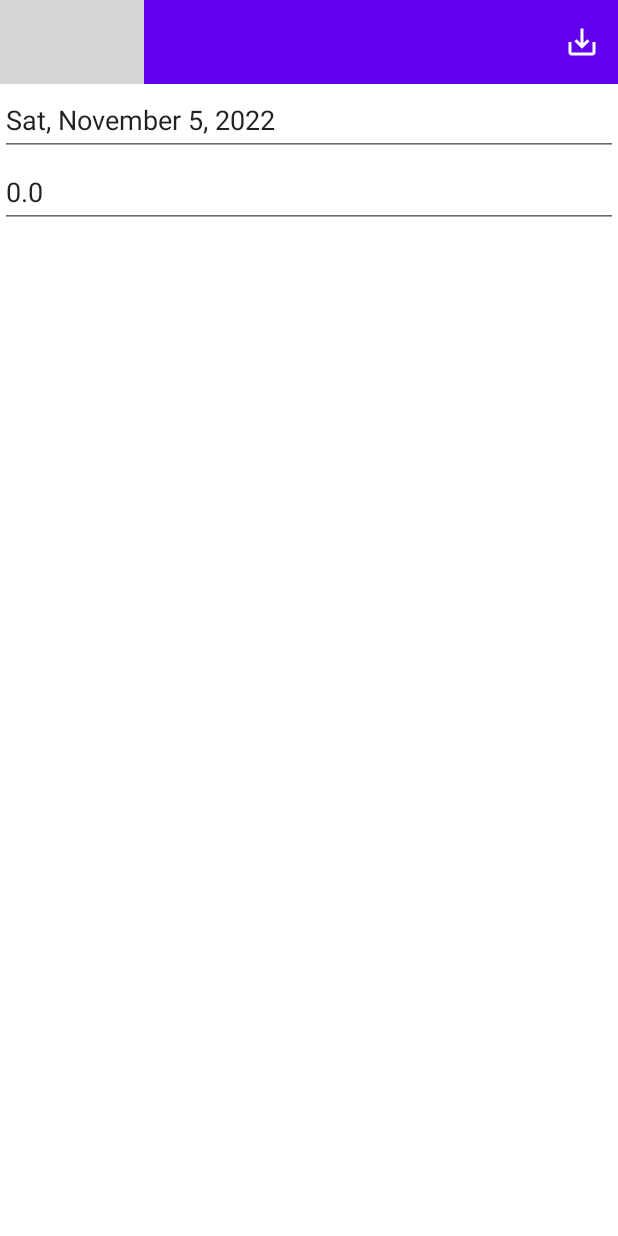
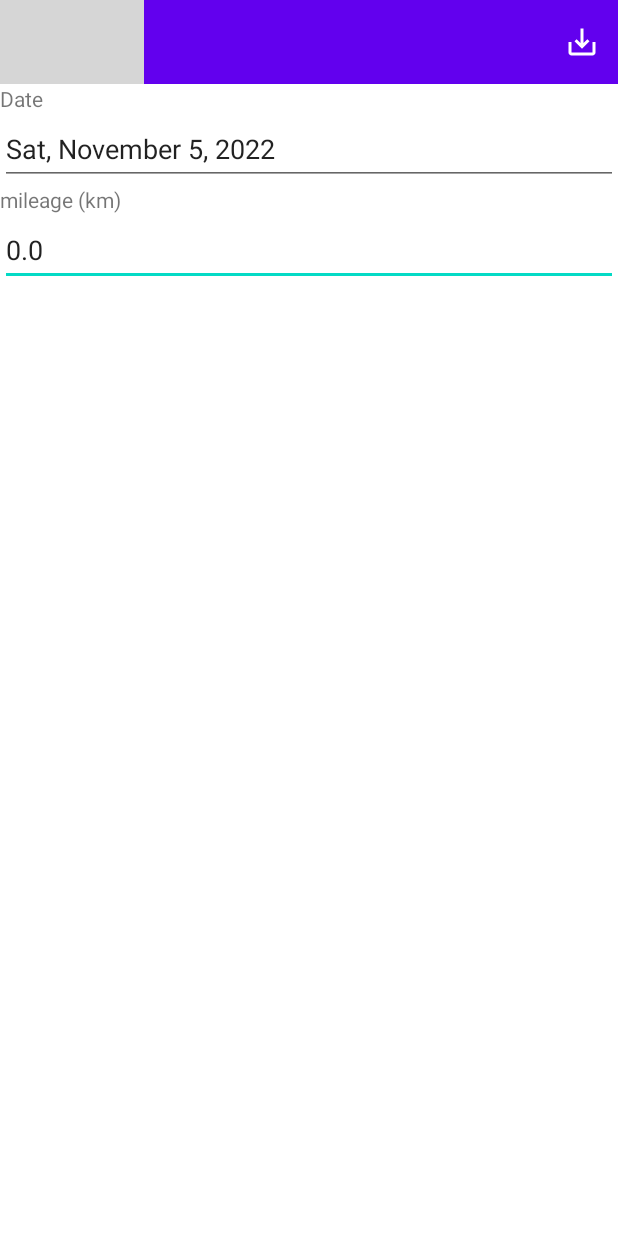
Before and after one commit to rarewin/DriveLogger, an Android app: the LogEditFragment screen opened directly, with no data from a screen before it, on a phone screen of 412 x 824 dp. Run offline under Robolectric (Android 15) with nearby library versions, the phone set to English and light mode, and no system bars; libraries missing offline, so code that uses them is left out: io.realm.kotlin; 2 statements that could not run were skipped; grey boxes are pictures that could not be loaded.

Commit message:
編集画面改良

```diff
--- a/app/src/main/res/layout/fragment_log_edit.xml
+++ b/app/src/main/res/layout/fragment_log_edit.xml
@@ -31,12 +31,13 @@
             app:layout_constraintVertical_bias="0.0"
             tools:layout_editor_absoluteX="0dp">
 
-            <LinearLayout
+            <TextView
+                android:id="@+id/title_date"
                 android:layout_width="match_parent"
                 android:layout_height="wrap_content"
-                android:orientation="horizontal">
+                android:text="@string/title_date" />
 
-                <EditText
+            <com.google.android.material.textfield.TextInputEditText
                 android:id="@+id/input_date"
                 android:layout_width="match_parent"
                 android:layout_height="wrap_content"
@@ -49,27 +50,11 @@
                 android:textColorHint="#757575"
                 tools:visibility="visible" />
 
-                <ImageButton
-                    android:id="@+id/buttonDatePick"
-                    android:layout_width="0dp"
+            <TextView
+                android:id="@+id/title_mileage"
+                android:layout_width="match_parent"
                 android:layout_height="wrap_content"
-                    android:layout_gravity="bottom"
-                    android:layout_weight="1"
-                    android:baselineAlignBottom="false"
-                    android:contentDescription="@string/open_date_picker"
-                    android:minHeight="48dp"
-                    android:src="@drawable/ic_baseline_calendar_today_24"
-                    app:tint="@color/design_default_color_secondary" />
-
-                <EditText
-                    android:id="@+id/editTextDate"
-                    android:layout_width="wrap_content"
-                    android:layout_height="wrap_content"
-                    android:layout_weight="1"
-                    android:ems="10"
-                    android:inputType="date" />
-
-            </LinearLayout>
+                android:text="@string/title_mileage" />
 
             <com.google.android.material.textfield.TextInputEditText
                 android:id="@+id/input_mileage"
--- a/app/src/main/res/values/strings.xml
+++ b/app/src/main/res/values/strings.xml
@@ -11,4 +11,6 @@
     <string name="no">No</string>
     <string name="message_register_drivelog">Do you want to register the modification?</string>
     <string name="message_discard_modification_drivelog">Do you want to discard the changes?</string>
+    <string name="title_date">Date</string>
+    <string name="title_mileage">mileage (km)</string>
 </resources>
```
Also changed, not shown: 1 other file. Lines whose indentation alone changed are shown as unchanged.
